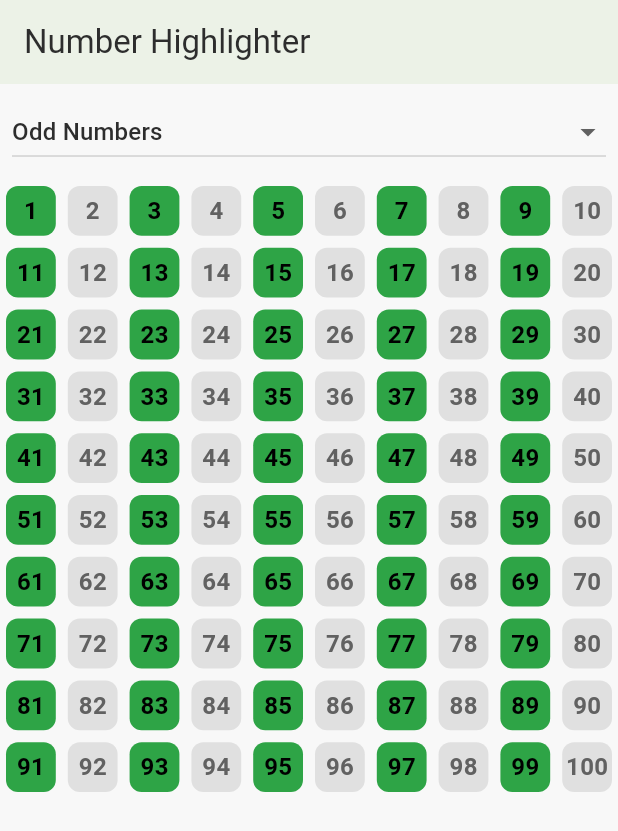
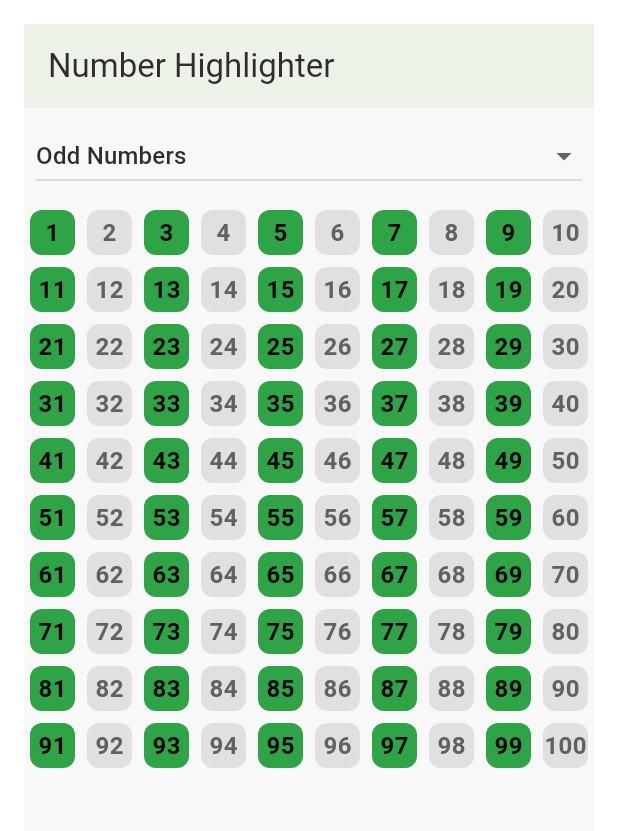
Before and after one commit to ramganesh-123/fluttertask, a Flutter app: the screen it shows after launch, on a phone screen of 412 x 824 dp. Shown: the top 831 px of the screen. Run offline on Flutter 3.47's test engine with Material 3 defaults, Android fonts, the phone set to English and light mode, and no system bars; our stand-ins replace get.

Commit message:
added padding

```diff
--- a/lib/views/mainpage.dart
+++ b/lib/views/mainpage.dart
@@ -10,7 +10,9 @@ class NumberGridScreen extends StatelessWidget {
   Widget build(BuildContext context) {
     final NumberController controller = Get.find();
 
-    return Scaffold(
+    return Padding(
+      padding: const EdgeInsets.all(16.0),
+      child: Scaffold(
         appBar: AppBar(
           title: const Text('Number Highlighter'),
         ),
@@ -35,6 +37,7 @@ class NumberGridScreen extends StatelessWidget {
             ),
           ],
         ),
+      ),
     );
   }
 }
```
Lines whose indentation alone changed are shown as unchanged.
